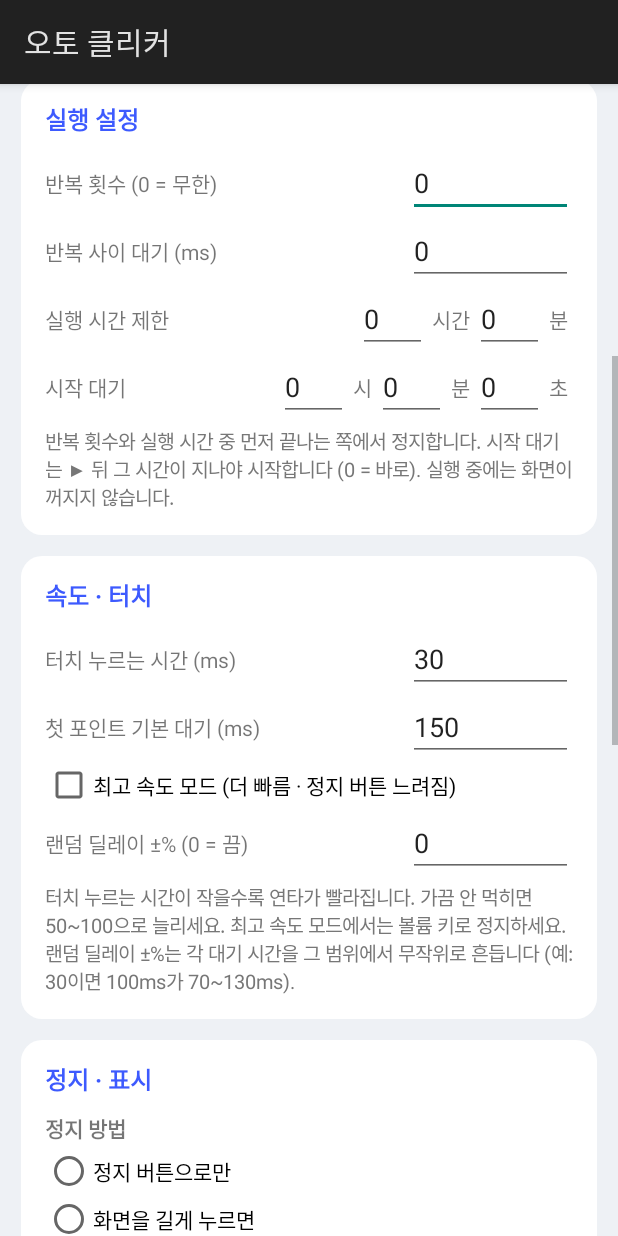
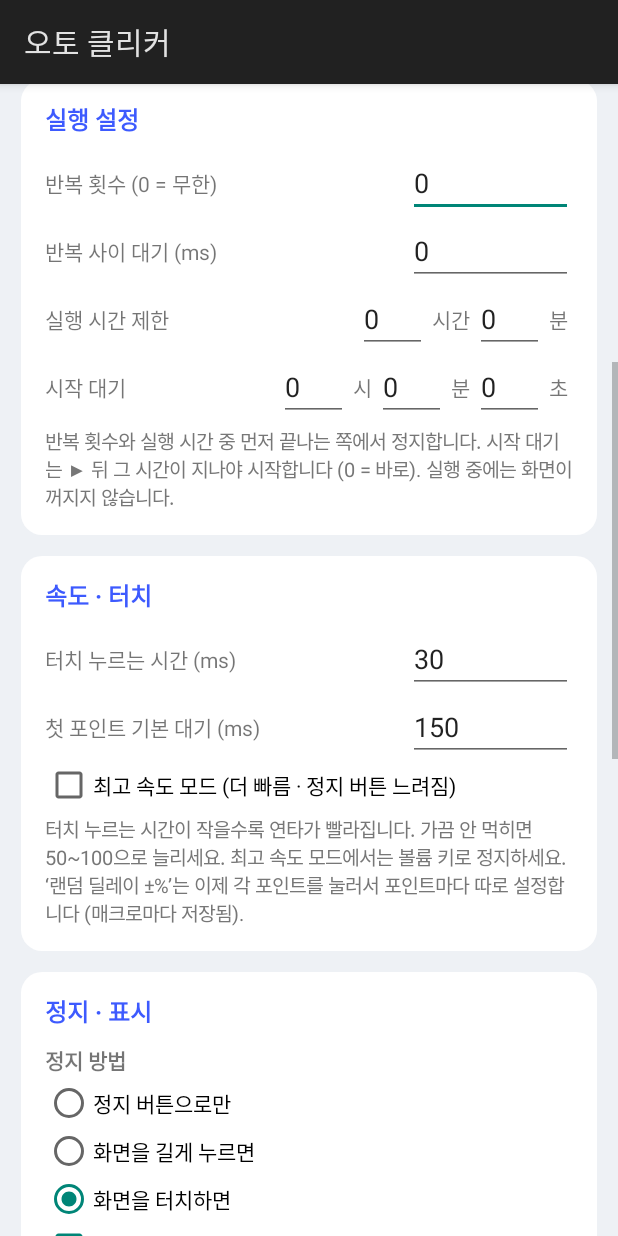
Before and after one commit to akskekekdk/autoclicker, an Android app: the screen it shows after launch (SettingsActivity), scrolled down 537 dp, on a phone screen of 412 x 824 dp. Run offline under Robolectric (Android 15) with nearby library versions, the phone set to English and light mode, and no system bars; pictures from the network do not load.

Commit message:
랜덤 딜레이를 포인트별 설정으로 이동 (매크로마다 따로 저장)
전역 설정이던 랜덤 딜레이 ±%를 각 포인트의 편집창으로 옮겨, 포인트마다
다르게 줄 수 있고 매크로에 함께 저장되도록 한다. 전역 설정 항목은 제거했다.

Co-Authored-By: Claude Opus 4.8 <noreply@anthropic.com>
Claude-Session: https://claude.ai/code/session_015dWKizZm9A7r9ji1qJ7U5L

```diff
--- a/android/app/src/main/java/com/uvm/autoclicker/SettingsActivity.kt
+++ b/android/app/src/main/java/com/uvm/autoclicker/SettingsActivity.kt
@@ -51,7 +51,6 @@ class SettingsActivity : Activity() {
     private lateinit var highlightCheck: CheckBox
     private lateinit var maxSpeedCheck: CheckBox
     private lateinit var swipeDebugCheck: CheckBox
-    private lateinit var randomEdit: EditText
     private lateinit var tapDurationEdit: EditText
     private val delayEdits = mutableListOf<EditText>()
     private val tapsEdits = mutableListOf<EditText>()
@@ -134,9 +133,7 @@ class SettingsActivity : Activity() {
             addView(row("첫 포인트 기본 대기 (ms)", defaultDelayEdit))
             maxSpeedCheck = CheckBox(this@SettingsActivity).apply { text = "최고 속도 모드 (더 빠름 · 정지 버튼 느려짐)" }
             addView(maxSpeedCheck)
-            randomEdit = numberEdit()
-            addView(row("랜덤 딜레이 ±% (0 = 끔)", randomEdit))
-            addView(hint("터치 누르는 시간이 작을수록 연타가 빨라집니다. 가끔 안 먹히면 50~100으로 늘리세요. 최고 속도 모드에서는 볼륨 키로 정지하세요. 랜덤 딜레이 ±%는 각 대기 시간을 그 범위에서 무작위로 흔듭니다 (예: 30이면 100ms가 70~130ms)."))
+            addView(hint("터치 누르는 시간이 작을수록 연타가 빨라집니다. 가끔 안 먹히면 50~100으로 늘리세요. 최고 속도 모드에서는 볼륨 키로 정지하세요. ‘랜덤 딜레이 ±%’는 이제 각 포인트를 눌러서 포인트마다 따로 설정합니다 (매크로마다 저장됨)."))
         }
 
         // 정지 · 표시
@@ -290,7 +287,6 @@ class SettingsActivity : Activity() {
         highlightCheck.isChecked = config.highlightRun
         maxSpeedCheck.isChecked = config.maxSpeed
         swipeDebugCheck.isChecked = config.swipeDebug
-        randomEdit.setText(config.randomPercent.toString())
         tapDurationEdit.setText(config.tapDurationMs.toString())
         renderPoints()
         renderStatus()
@@ -472,7 +468,6 @@ class SettingsActivity : Activity() {
         latest.highlightRun = highlightCheck.isChecked
         latest.maxSpeed = maxSpeedCheck.isChecked
         latest.swipeDebug = swipeDebugCheck.isChecked
-        latest.randomPercent = (randomEdit.text.toString().ifBlank { "0" }.toIntOrNull() ?: 0).coerceIn(0, 100)
         latest.tapDurationMs = tapDuration
         Store.save(this, latest)
         config = latest
```
Also changed, not shown: android/app/src/main/java/com/uvm/autoclicker/ClickService.kt (+9 -5 lines), android/app/src/main/java/com/uvm/autoclicker/Store.kt (+4 -5 lines).
